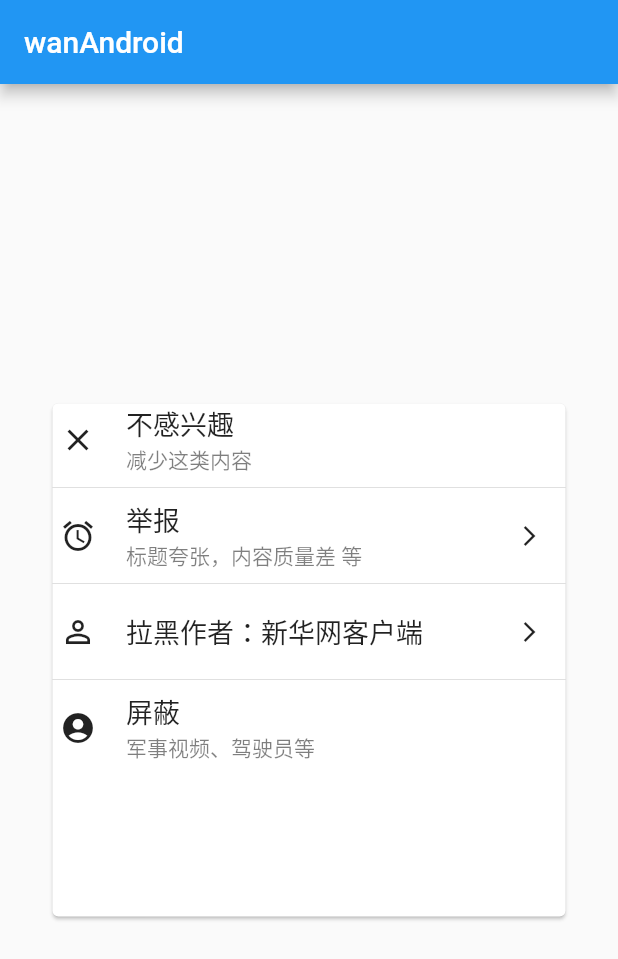
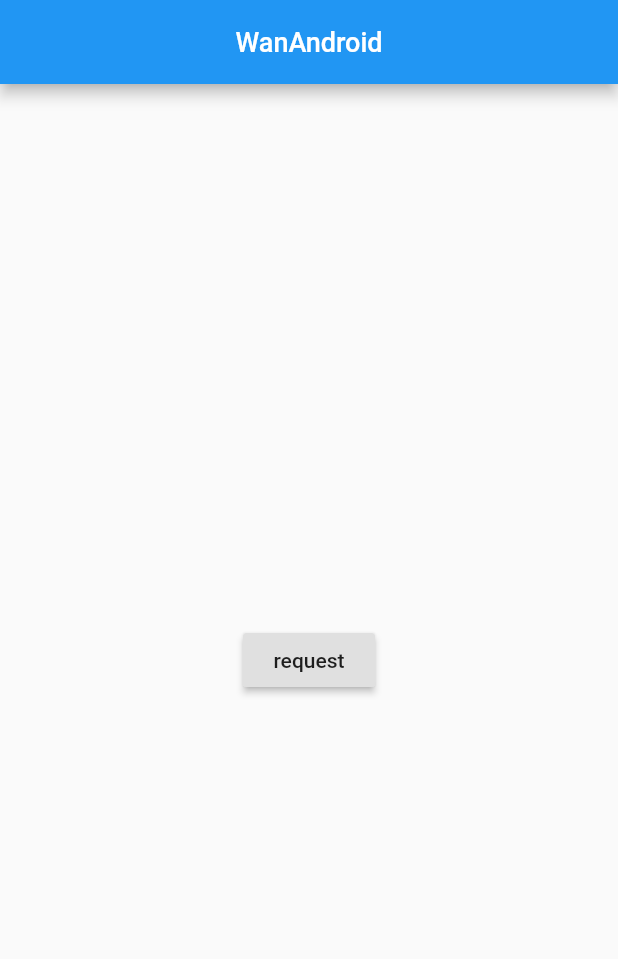
Before and after one commit to jdhdevelop/wanandroid_flutter, a Flutter app: the screen it shows after launch, on a phone screen of 412 x 824 dp. Shown: the top 959 px of the screen. Run offline on Flutter 3.47's test engine with Material 2 defaults, Android fonts, the phone set to English and light mode, and no system bars; our stand-ins replace dio, event_bus, fluttertoast.

Commit message:
新增网络工具类，数据工具类

```diff
--- a/lib/constant/routes.dart
+++ b/lib/constant/routes.dart
@@ -1,5 +1,6 @@
 
 import 'package:flutter/widgets.dart';
+import 'package:wanandroidflutter/page/home_page.dart';
 import 'package:wanandroidflutter/page/login_page.dart';
 import 'package:wanandroidflutter/page/mine_page.dart';
 
@@ -7,10 +8,12 @@ class Routes{
   static String root = '/';
   static String minePage = '/minePage';
   static String loginPage = '/loginPage';
+  static String homePage = '/homePage';
   static Map<String, WidgetBuilder> routes = {};
 
   static void init(){
     routes[minePage] = (context) => MinePage();
     routes[loginPage] = (context) => LoginPage();
+    routes[homePage] = (context) => HomePage();
   }
 }
--- a/lib/data/apis.dart
+++ b/lib/data/apis.dart
@@ -1,3 +1,8 @@
 class Apis{
 
+  static const String BASE_URL = "https://www.wanandroid.com";
+  //首页文章列表
+  static const String homeArticleList = "https://www.wanandroid.com/article/list/0/json";
+
+
 }
--- /dev/null
+++ b/lib/data/data_utils.dart
@@ -0,0 +1,28 @@
+import 'package:dio/dio.dart';
+import 'package:wanandroidflutter/data/apis.dart';
+import 'package:wanandroidflutter/data/http_utils.dart';
+import 'package:wanandroidflutter/data/model/base_response.dart';
+import 'package:wanandroidflutter/data/model/home_article_model.dart';
+
+DataUtils dataUtils = DataUtils();
+class DataUtils {
+
+  static DataUtils _instance;
+  static DataUtils get instance => _getInstance();
+  factory DataUtils() => _instance;
+  DataUtils._internal();
+  static DataUtils _getInstance(){
+    if(_instance == null){
+      _instance = DataUtils._internal();
+    }
+    return _instance;
+  }
+
+  Future<List<Datas>> getHomeArticleList() async{
+    HomeArticleModel homeArticleModel
+    = HomeArticleModel.fromJson(await httpUtils.get(Apis.homeArticleList));
+    return homeArticleModel == null? Future.error("homeArticleModel为空"):homeArticleModel.datas;
+  }
+
+
+}
--- /dev/null
+++ b/lib/data/model/home_article_model.dart
@@ -0,0 +1,84 @@
+class HomeArticleModel {
+  int curPage;
+  List<Datas> datas;
+  int offset;
+  bool over;
+  int pageCount;
+  int size;
+  int total;
+
+  HomeArticleModel.fromJson(Map<String,dynamic> json)
+    : curPage = json["curPage"],
+      datas = (json["datas"] as List).map((i)=>Datas.fromJson(i)).toList(),
+      offset = json["offset"],
+      over = json["over"],
+      pageCount = json["pageCount"],
+      size = json["size"],
+      total = json["total"];
+
+}
+
+//            {
+//                "apkLink":"",
+//                "audit":1,
+//                "author":"",
+//                "canEdit":false,
+//                "chapterId":502,
+//                "chapterName":"自助",
+//                "collect":false,
+//                "courseId":13,
+//                "desc":"",
+//                "descMd":"",
+//                "envelopePic":"",
+//                "fresh":true,
+//                "id":13806,
+//                "link":"https://mp.weixin.qq.com/s?__biz=MzA5ODQ1ODU5NA==&mid=2247484037&idx=1&sn=5745ee913af677fee192bac77507d418&chksm=90900c08a7e7851ec4bf6f2b3a9af3406c9ab78402722dc623409b949ad683c1d7aa084cca57&token=1449112143&lang=zh_CN#rd",
+//                "niceDate":"1小时前",
+//                "niceShareDate":"1小时前",
+//                "origin":"",
+//                "prefix":"",
+//                "projectLink":"",
+//                "publishTime":1591578736000,
+//                "selfVisible":0,
+//                "shareDate":1591578736000,
+//                "shareUser":"ClericYi",
+//                "superChapterId":494,
+//                "superChapterName":"广场Tab",
+//                "tags":[
+//
+//                ],
+//                "title":"锦囊篇｜一文摸懂LeakCanary",
+//                "type":0,
+//                "userId":43964,
+//                "visible":1,
+//                "zan":0
+class Datas {
+  String title;
+  bool fresh;
+  String author;//作者(如果是分享人分享的，那么作者为空)
+  String shareUser;//分享人
+  int superChapterId;
+  String superChapterName;//一级分类的名称
+  int chapterId;
+  String chapterName;
+  String niceDate;//分享的时间
+
+  Datas.fromJson(Map<String,dynamic> json):
+      title = json["title"],
+      fresh = json["fresh"],
+      author = json["author"],
+      shareUser = json["shareUser"],
+      superChapterId = json["superChapterId"],
+      superChapterName = json["superChapterName"],
+      chapterId = json["chapterId"],
+      chapterName = json["chapterName"],
+      niceDate = json["niceDate"];
+
+  @override
+  String toString() {
+    return "Datas{title:$title, fresh:$fresh, author$author, "
+        "shareUser:$shareUser, superChapterId:$superChapterId, "
+        "superChapterName:$superChapterName, chapterId:$chapterId, "
+        "chapterName:$chapterName, niceDate:$niceDate}";
+  }
+}
--- /dev/null
+++ b/lib/page/home_page.dart
@@ -0,0 +1,36 @@
+import 'package:flutter/material.dart';
+import 'package:flutter/widgets.dart';
+import 'package:wanandroidflutter/data/data_utils.dart';
+import 'package:wanandroidflutter/utils/common_utils.dart';
+
+class HomePage extends StatefulWidget{
+  @override
+  State<StatefulWidget> createState() => _HomePage();
+
+}
+
+class _HomePage extends State<HomePage>{
+
+  @override
+  void initState() {
+    super.initState();
+
+  }
+  @override
+  Widget build(BuildContext context) {
+    return Scaffold(
+      appBar: CommonUtils.getCommonAppBar(context, "WanAndroid",false),
+      body: Center(
+        child: RaisedButton(
+          child: Text('request'),
+          onPressed: (){
+            var homeArticleList = DataUtils.instance.getHomeArticleList().then((value){
+              print(value);
+            });
+          },
+        ),
+      ),
+    );
+  }
+
+}
--- a/lib/page/wanandroid_app_page.dart
+++ b/lib/page/wanandroid_app_page.dart
@@ -1,166 +1,20 @@
 import 'package:flutter/material.dart';
 import 'package:wanandroidflutter/constant/routes.dart';
+import 'package:wanandroidflutter/data/data_utils.dart';
 import 'package:wanandroidflutter/page/login_page.dart';
 import 'package:wanandroidflutter/page/mine_page.dart';
+import 'package:wanandroidflutter/utils/common_utils.dart';
+
+import 'home_page.dart';
 
 class WanAndroidAppPage extends StatelessWidget{
   @override
   Widget build(BuildContext context) {
     return MaterialApp(
-      debugShowCheckedModeBanner: false,
+      debugShowCheckedModeBanner: false,//去掉debug模式下，右上角的banner
       routes: Routes.routes,
-      onGenerateRoute: (RouteSettings settings){
-        return MaterialPageRoute(builder: (context){
-          String routeName = settings.name;
-          return LoginPage();
-        });
-      },
       home: HomePage(),
     );
   }
 
 }
-
-class HomePage extends StatefulWidget{
-  @override
-  State<StatefulWidget> createState() => _HomePage();
-
-}
-
-class _HomePage extends State<HomePage>{
-
-  var result;
-
-  @override
-  void initState() {
-    super.initState();
-    Routes.init();
-  }
-  @override
-  Widget build(BuildContext context) {
-    print('页面1 build调用');
-    return Scaffold(
-      appBar: AppBar(title: Text('wanAndroid'),),
-      body: Center(
-        child: Container(
-          height: 350,
-          width: 350,
-          child: Navigator(
-            initialRoute: '/',
-            onGenerateRoute: (RouteSettings settings){
-              WidgetBuilder builder;
-              switch(settings.name){
-                case '/':
-                  builder = (context) => PageC();
-                  break;
-              }
-              return MaterialPageRoute(builder: builder);
-            },
-          ),
-        ),
-      ),
-    );
-  }
-
-}
-
-class PageC extends StatelessWidget{
-  @override
-  Widget build(BuildContext context) {
-    return Center(
-      child: Card(
-        child: Column(
-          children: <Widget>[
-            _buildItem(Icons.clear, '不感兴趣', '减少这类内容'),
-            Divider(),
-            _buildItem(Icons.access_alarm, '举报', '标题夸张，内容质量差 等',
-                showArrow: true, onPress: () {
-                  Navigator.of(context).push(MaterialPageRoute(builder: (context) {
-                    return PageD();
-                  }));
-                }),
-            Divider(),
-            _buildItem(Icons.perm_identity, '拉黑作者：新华网客户端', '',
-                showArrow: true,onPress: (){
-
-            }),
-            Divider(),
-            _buildItem(Icons.account_circle, '屏蔽', '军事视频、驾驶员等'),
-          ],
-        ),
-      ),
-    );
-  }
-
-  _buildItem(IconData iconData, String title, String content,
-      {bool showArrow = false, Function onPress}) {
-    return Row(
-      children: <Widget>[
-        SizedBox(
-          width: 5,
-        ),
-        Icon(iconData),
-        SizedBox(
-          width: 20,
-        ),
-        Expanded(
-          child: Column(
-            crossAxisAlignment: CrossAxisAlignment.start,
-            mainAxisAlignment: MainAxisAlignment.center,
-            children: <Widget>[
-              Text(
-                title,
-                style: TextStyle(fontSize: 18),
-              ),
-              content==''
-                ? Container()
-                : Text(
-                content,
-                style: TextStyle(
-                    color: Colors.black.withOpacity(.5), fontSize: 14),
-              )
-            ],
-          ),
-        ),
-        !showArrow
-            ? Container()
-            : IconButton(
-          icon: Icon(Icons.arrow_forward_ios),
-          iconSize: 16,
-          onPressed: onPress,
-        ),
-      ],
-    );
-  }
-
-}
-
-class PageD extends StatelessWidget {
-  @override
-  Widget build(BuildContext context) {
-    return Container(
-      height: 200,
-      width: 250,
-      color: Colors.grey.withOpacity(.5),
-      child: Column(
-        children: <Widget>[
-          Row(
-            children: <Widget>[
-              IconButton(
-                icon: Icon(Icons.arrow_back_ios),
-                onPressed: () {
-                  Navigator.of(context).pop();
-                },
-              ),
-              Text('返回'),
-              SizedBox(
-                width: 30,
-              ),
-              Text('举报'),
-            ],
-          ),
-        ],
-      ),
-    );
-  }
-}
--- /dev/null
+++ b/lib/utils/common_utils.dart
@@ -0,0 +1,45 @@
+import 'package:flutter/material.dart';
+import 'package:fluttertoast/fluttertoast.dart';
+
+class CommonUtils {
+
+  static AppBar getCommonAppBar(BuildContext context,String title,bool needBack,
+      {double fontSize,List<Widget> actions}){
+    if(title == null){
+      title = "";
+    }
+    return AppBar(
+      title: Text(
+        title,
+        style: TextStyle(
+          fontSize: fontSize == null ? 18 : fontSize,
+          color: Colors.white,
+        ),
+      ),
+      leading: !needBack ? null : IconButton(
+        icon: Icon(Icons.arrow_back_ios,color: Colors.white,),
+        onPressed: (){
+          if(context !=null) {
+            Navigator.pop(context);
+          }
+        },
+      ),
+      centerTitle: true,//标题栏居中
+      actions: actions == null ? <Widget>[] : actions,
+    );
+  }
+
+  ///展示toast
+  static void showToast({@required String msg}) {
+    Fluttertoast.showToast(
+      msg: msg,
+      toastLength: Toast.LENGTH_SHORT,
+      gravity: ToastGravity.BOTTOM,
+      timeInSecForIosWeb: 1,
+      fontSize: 16.0,
+      backgroundColor: Colors.red,
+      textColor: Colors.white,
+    );
+  }
+
+}
```
Also changed, not shown: lib/common/application.dart (added, +18 -0 lines), lib/data/http_utils.dart (added, +50 -0 lines), lib/data/model/base_response.dart (added, +15 -0 lines), lib/widget/log_util.dart (added, +81 -0 lines), pubspec.yaml (+12 -0 lines), pubspec.lock, 1 other file.
